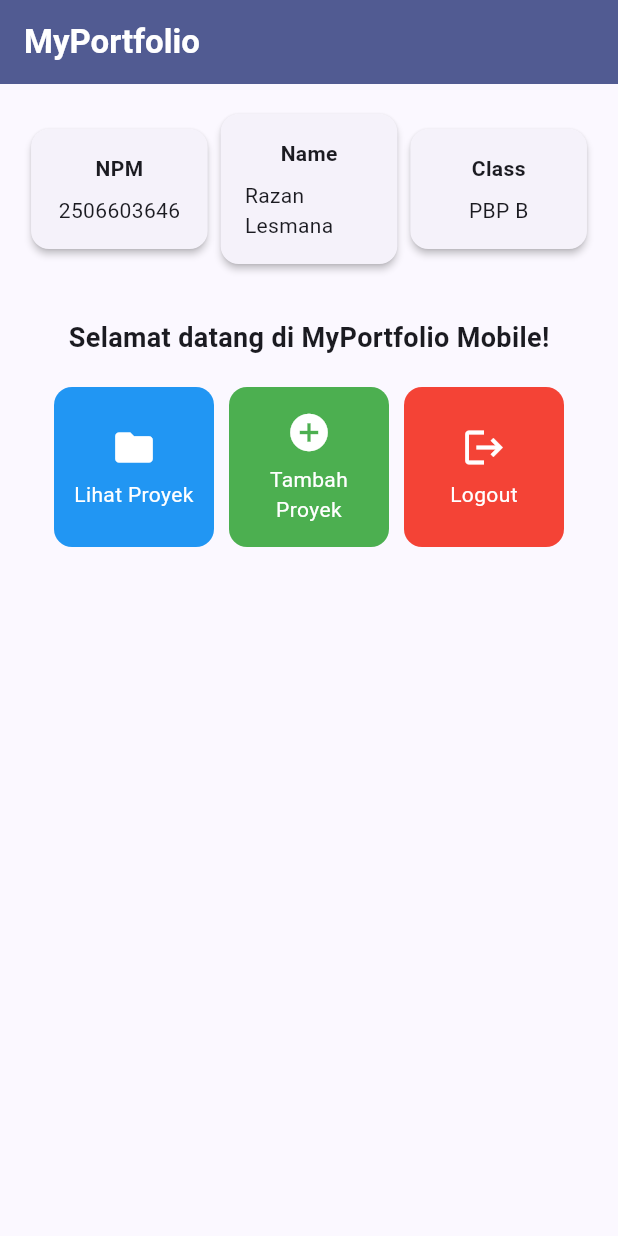
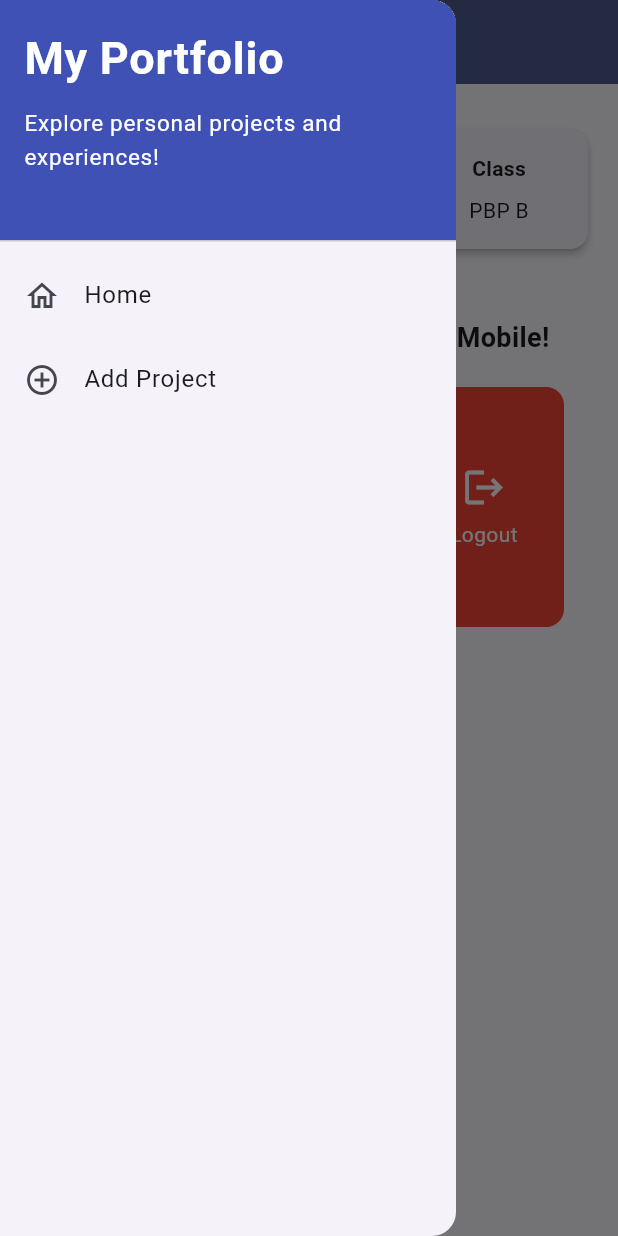
Before and after one commit to RazanLesmana/myportofolio_mobile, a Flutter app: the screen it shows after launch, with the side drawer open (before the commit the screen has no drawer), on a phone screen of 412 x 824 dp. Run offline on Flutter 3.47's test engine with Material 3 defaults, Android fonts, the phone set to English and light mode, and no system bars.

Commit message:
tutorial 9

```diff
--- a/lib/main.dart
+++ b/lib/main.dart
@@ -1,5 +1,5 @@
 import 'package:flutter/material.dart';
-import 'package:myportofolio_mobile/menu.dart';
+import 'package:myportofolio_mobile/screens/menu.dart';
 
 void main() {
   runApp(const MyApp());
--- a/lib/menu.dart
+++ b/lib/screens/menu.dart
@@ -1,4 +1,6 @@
 import 'package:flutter/material.dart';
+import 'package:myportofolio_mobile/widgets/left_drawer.dart';
+import 'package:myportofolio_mobile/widgets/project_card.dart';
 
 class MyHomePage extends StatelessWidget {
   MyHomePage({super.key});
@@ -13,7 +15,7 @@ class MyHomePage extends StatelessWidget {
     ItemHomepage("Logout", Icons.logout, Colors.red),
   ];
 
-    @override
+  @override
   Widget build(BuildContext context) {
     // Scaffold menyediakan struktur visual dasar halaman (AppBar, Body, SnackBar).
     return Scaffold(
@@ -21,15 +23,14 @@ class MyHomePage extends StatelessWidget {
       appBar: AppBar(
         title: const Text(
           'MyPortfolio',
-          style: TextStyle(
-            color: Colors.white,
-            fontWeight: FontWeight.bold,
-          ),
+          style: TextStyle(color: Colors.white, fontWeight: FontWeight.bold),
         ),
         backgroundColor: Theme.of(context).colorScheme.primary,
+        iconTheme: const IconThemeData(color: Colors.white),
       ),
+      drawer: const LeftDrawer(),
       // Body halaman utama dengan padding di sekelilingnya.
-      body: Padding(
+      body: SingleChildScrollView(
         padding: const EdgeInsets.all(16.0),
         child: Column(
           crossAxisAlignment: CrossAxisAlignment.center,
@@ -38,9 +39,15 @@ class MyHomePage extends StatelessWidget {
             Row(
               mainAxisAlignment: MainAxisAlignment.spaceEvenly,
               children: [
-                InfoCard(title: 'NPM', content: npm),
-                InfoCard(title: 'Name', content: nama),
-                InfoCard(title: 'Class', content: kelas),
+                Expanded(
+                  child: InfoCard(title: 'NPM', content: npm),
+                ),
+                Expanded(
+                  child: InfoCard(title: 'Name', content: nama),
+                ),
+                Expanded(
+                  child: InfoCard(title: 'Class', content: kelas),
+                ),
               ],
             ),
 
@@ -63,7 +70,9 @@ class MyHomePage extends StatelessWidget {
 
                   // GridView menampilkan kartu tombol dalam tata letak kisi 3 kolom.
                   GridView.count(
-                    primary: true,
+                    primary: false,
+                    physics: const NeverScrollableScrollPhysics(),
+                    mainAxisExtent: 160,
                     padding: const EdgeInsets.all(20),
                     crossAxisSpacing: 10,
                     mainAxisSpacing: 10,
@@ -97,16 +106,11 @@ class InfoCard extends StatelessWidget {
       // Memberikan efek bayangan kartu elevasi 2 unit.
       elevation: 2.0,
       child: Container(
-        // Menyesuaikan lebar kartu dengan proporsi layar (dibagi 3.5).
-        width: MediaQuery.of(context).size.width / 3.5,
         padding: const EdgeInsets.all(16.0),
         // Menyusun teks title dan content secara vertikal.
         child: Column(
           children: [
-            Text(
-              title,
-              style: const TextStyle(fontWeight: FontWeight.bold),
-            ),
+            Text(title, style: const TextStyle(fontWeight: FontWeight.bold)),
             const SizedBox(height: 8.0),
             Text(content),
           ],
@@ -123,50 +127,3 @@ class ItemHomepage {
 
   ItemHomepage(this.name, this.icon, this.color);
 }
-
-class ItemCard extends StatelessWidget {
-  final ItemHomepage item;
-
-  const ItemCard(this.item, {super.key});
-
-  @override
-  Widget build(BuildContext context) {
-    return Material(
-      // Menggunakan warna sekunder dari skema tema aplikasi.
-      color: item.color,
-      borderRadius: BorderRadius.circular(12),
-      child: InkWell(
-        // Aksi ketika kartu ditekan oleh pengguna.
-        onTap: () {
-          // Menampilkan SnackBar dengan pesan interaktif.
-          ScaffoldMessenger.of(context)
-            ..hideCurrentSnackBar()
-            ..showSnackBar(
-              SnackBar(content: Text("Kamu telah menekan tombol ${item.name}!"))
-            );
-        },
-        child: Container(
-          padding: const EdgeInsets.all(8),
-          child: Center(
-            child: Column(
-              mainAxisAlignment: MainAxisAlignment.center,
-              children: [
-                Icon(
-                  item.icon,
-                  color: Colors.white,
-                  size: 30.0,
-                ),
-                const Padding(padding: EdgeInsets.all(3)),
-                Text(
-                  item.name,
-                  textAlign: TextAlign.center,
-                  style: const TextStyle(color: Colors.white),
-                ),
-              ],
-            ),
-          ),
-        ),
-      ),
-    );
-  }
-}
--- /dev/null
+++ b/lib/widgets/left_drawer.dart
@@ -0,0 +1,66 @@
+import 'package:flutter/material.dart';
+import 'package:myportofolio_mobile/screens/menu.dart';
+import 'package:myportofolio_mobile/screens/project_form.dart';
+
+class LeftDrawer extends StatelessWidget {
+  const LeftDrawer({super.key});
+
+  @override
+  Widget build(BuildContext context) {
+    return Drawer(
+      child: ListView(
+        children: [
+          const DrawerHeader(
+            decoration: BoxDecoration(color: Colors.indigo),
+            child: SingleChildScrollView(
+              child: Column(
+                crossAxisAlignment: CrossAxisAlignment.start,
+                children: [
+                  Text(
+                    'My Portfolio',
+                    style: TextStyle(
+                      fontSize: 30,
+                      fontWeight: FontWeight.bold,
+                      color: Colors.white,
+                    ),
+                  ),
+                  SizedBox(height: 10),
+                  Text(
+                    'Explore personal projects and experiences!',
+                    style: TextStyle(fontSize: 15, color: Colors.white),
+                  ),
+                ],
+              ),
+            ),
+          ),
+          ListTile(
+            leading: const Icon(Icons.home_outlined),
+            title: const Text('Home'),
+            // Navigasi ke halaman utama portofolio
+            onTap: () {
+              Navigator.pop(context);
+              Navigator.pushReplacement(
+                context,
+                MaterialPageRoute(builder: (context) => MyHomePage()),
+              );
+            },
+          ),
+          ListTile(
+            leading: const Icon(Icons.add_circle_outline),
+            title: const Text('Add Project'),
+            // Navigasi ke halaman tambah proyek
+            onTap: () {
+              Navigator.pop(context);
+              Navigator.pushReplacement(
+                context,
+                MaterialPageRoute(
+                  builder: (context) => const ProjectFormPage(),
+                ),
+              );
+            },
+          ),
+        ],
+      ),
+    );
+  }
+}
--- /dev/null
+++ b/lib/widgets/project_card.dart
@@ -0,0 +1,54 @@
+import 'package:flutter/material.dart';
+import 'package:myportofolio_mobile/screens/menu.dart';
+import 'package:myportofolio_mobile/screens/project_form.dart';
+
+class ItemCard extends StatelessWidget {
+  final ItemHomepage item;
+
+  const ItemCard(this.item, {super.key});
+
+  @override
+  Widget build(BuildContext context) {
+    return Material(
+      // Menggunakan warna sekunder dari skema tema aplikasi.
+      color: item.color,
+      borderRadius: BorderRadius.circular(12),
+      child: InkWell(
+        // Aksi ketika kartu ditekan oleh pengguna.
+        onTap: () {
+          // Menampilkan SnackBar dengan pesan interaktif.
+          ScaffoldMessenger.of(context)
+            ..hideCurrentSnackBar()
+            ..showSnackBar(
+              SnackBar(
+                content: Text("Kamu telah menekan tombol ${item.name}!"),
+              ),
+            );
+          if (item.name == "Tambah Proyek") {
+            Navigator.push(
+              context,
+              MaterialPageRoute(builder: (context) => const ProjectFormPage()),
+            );
+          }
+        },
+        child: Container(
+          padding: const EdgeInsets.all(8),
+          child: Center(
+            child: Column(
+              mainAxisAlignment: MainAxisAlignment.center,
+              children: [
+                Icon(item.icon, color: Colors.white, size: 30.0),
+                const Padding(padding: EdgeInsets.all(3)),
+                Text(
+                  item.name,
+                  textAlign: TextAlign.center,
+                  style: const TextStyle(color: Colors.white),
+                ),
+              ],
+            ),
+          ),
+        ),
+      ),
+    );
+  }
+}
```
Also changed, not shown: lib/screens/project_form.dart (added, +222 -0 lines), lib/widgets/project_form.dart (added), 1 other file.
